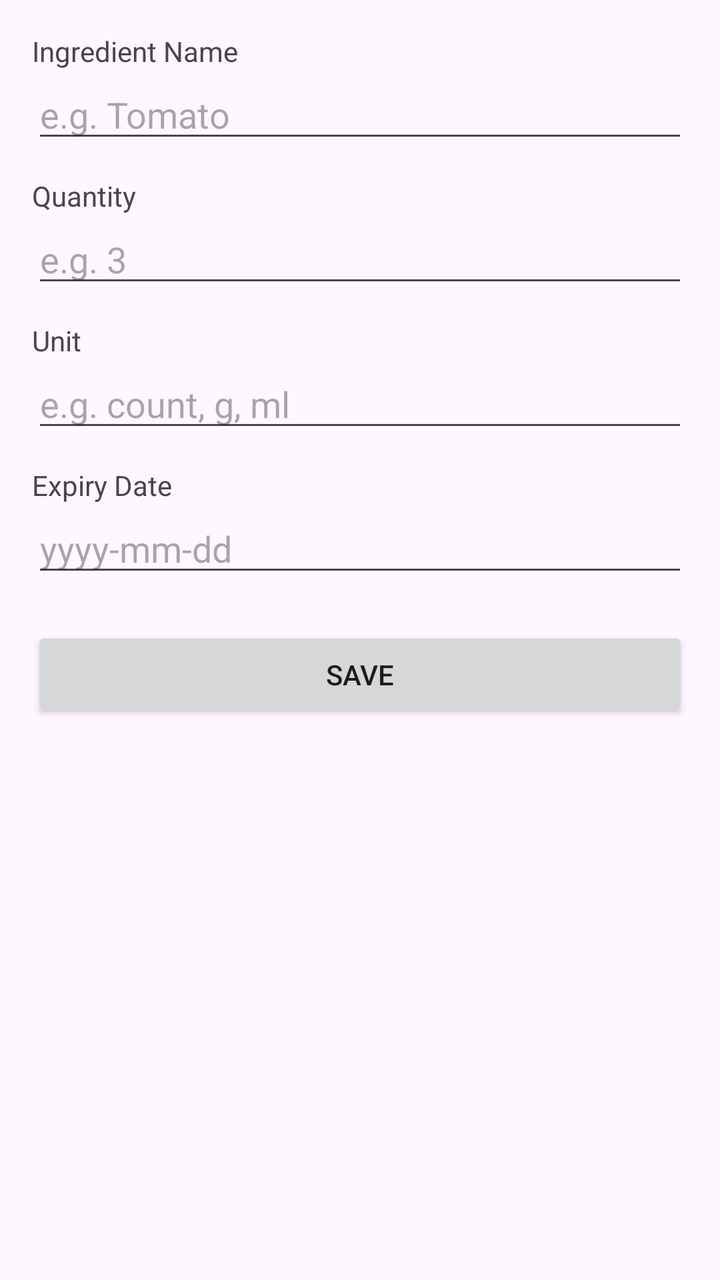
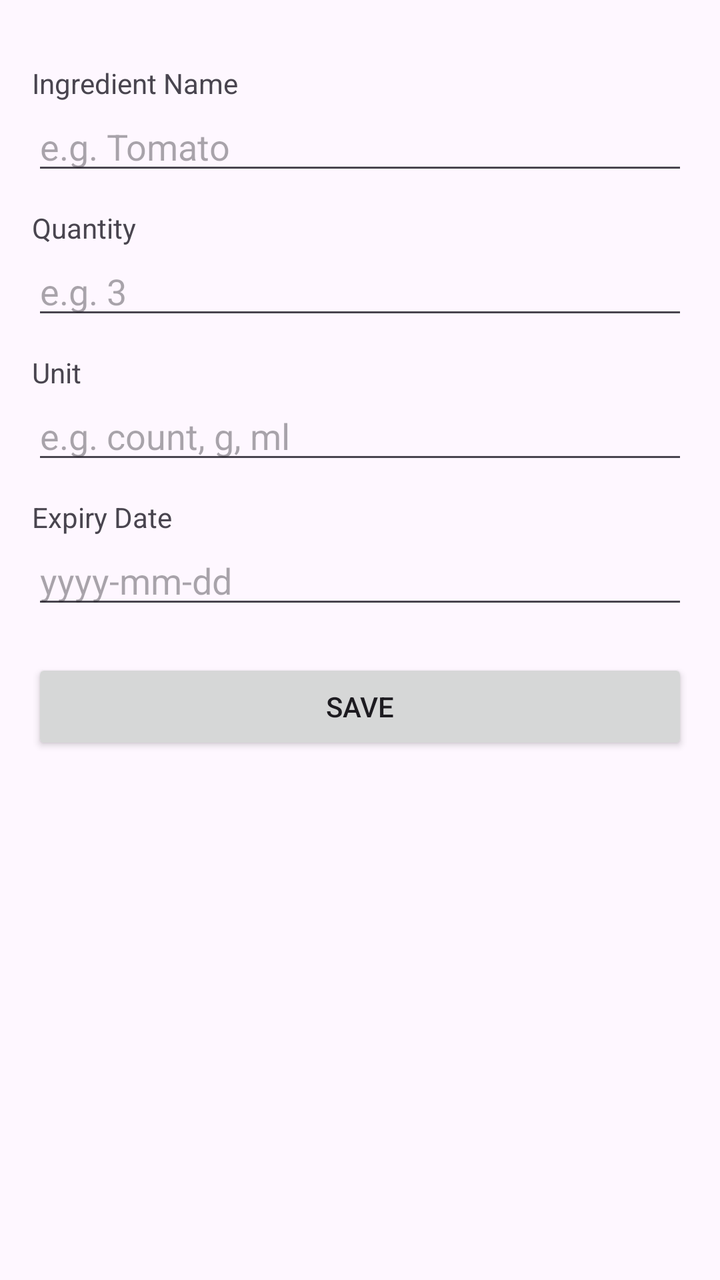

Before-and-after screenshots of an Android layout around one commit, followed by the original layout XML and the change that was made.
<!-- AndroidManifest.xml: application theme Theme.SmartPantryManager -->
<!-- res/layout/activity_add_edit_ingredient.xml -->
<?xml version="1.0" encoding="utf-8"?>
<LinearLayout xmlns:android="http://schemas.android.com/apk/res/android"
    android:orientation="vertical"
    android:layout_width="match_parent"
    android:layout_height="match_parent"
    android:padding="16dp">

    <TextView
        android:layout_width="wrap_content"
        android:layout_height="wrap_content"
        android:text="Ingredient Name"
        android:textSize="14sp" />

    <EditText
        android:id="@+id/editIngredientName"
        android:layout_width="match_parent"
        android:layout_height="wrap_content"
        android:inputType="text"
        android:hint="e.g. Tomato" />

    <TextView
        android:layout_width="wrap_content"
        android:layout_height="wrap_content"
        android:layout_marginTop="12dp"
        android:text="Quantity"
        android:textSize="14sp"/>

    <EditText
        android:id="@+id/editQuantity"
        android:layout_width="match_parent"
        android:layout_height="wrap_content"
        android:inputType="numberDecimal"
        android:hint="e.g. 3" />

    <TextView
        android:layout_width="wrap_content"
        android:layout_height="wrap_content"
        android:layout_marginTop="12dp"
        android:text="Unit"
        android:textSize="14sp"/>

    <EditText
        android:id="@+id/editUnit"
        android:layout_width="match_parent"
        android:layout_height="wrap_content"
        android:inputType="text"
        android:hint="e.g. count, g, ml" />

    <TextView
        android:layout_width="wrap_content"
        android:layout_height="wrap_content"
        android:layout_marginTop="12dp"
        android:text="Expiry Date"
        android:textSize="14sp"/>

    <EditText
        android:id="@+id/editExpiryDate"
        android:layout_width="match_parent"
        android:layout_height="wrap_content"
        android:inputType="date"
        android:hint="yyyy-mm-dd" />

    <Button
        android:id="@+id/buttonSaveIngredient"
        android:layout_width="match_parent"
        android:layout_height="wrap_content"
        android:layout_marginTop="20dp"
        android:text="Save" />

</LinearLayout>
<!-- resources referenced by this layout -->
<resources>
  <style name="Theme.SmartPantryManager" parent="Base.Theme.SmartPantryManager" />
  <style name="Base.Theme.SmartPantryManager" parent="Theme.Material3.DayNight.NoActionBar">
          <item name="colorPrimary">@color/pantry_primary</item>
          <item name="colorPrimaryDark">@color/pantry_primary_dark</item>
          <item name="colorAccent">@color/pantry_accent</item>
          <item name="colorSecondaryContainer">@color/pantry_selected_container</item>
      </style>
  <color name="pantry_primary">#2E7D32</color>
  <color name="pantry_primary_dark">#1B5E20</color>
  <color name="pantry_accent">#F9A825</color>
  <color name="pantry_selected_container">#C8E6C9</color>
</resources>

<!-- the commit's change to res/layout/activity_add_edit_ingredient.xml (unified diff, before → after) -->
@@ -3,7 +3,9 @@
     android:orientation="vertical"
     android:layout_width="match_parent"
     android:layout_height="match_parent"
-    android:padding="16dp">
+    android:paddingHorizontal="16dp"
+    android:paddingTop="32dp"
+    android:paddingBottom="16dp">
 
     <TextView
         android:layout_width="wrap_content"
